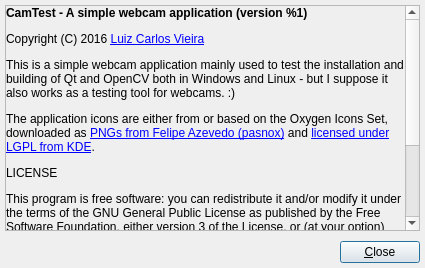
luigivieira/CamTest, file src/aboutwindow.ui: the form before one commit.
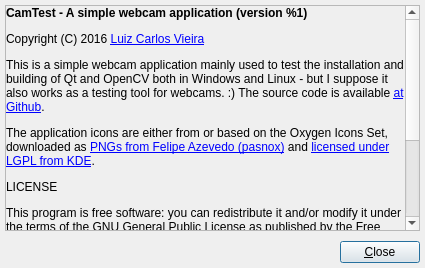
The form after the commit.

Commit message: Added Github project page to the About window

What changed in the file:
```diff
--- a/src/aboutwindow.ui
+++ b/src/aboutwindow.ui
@@ -76,7 +76,7 @@
          <item row="0" column="0">
           <widget class="QLabel" name="label">
            <property name="text">
-            <string>&lt;html&gt;&lt;head/&gt;&lt;body&gt;&lt;p&gt;&lt;span style=&quot; font-weight:600;&quot;&gt;CamTest - A simple webcam application (version %1)&lt;/span&gt;&lt;/p&gt;&lt;p&gt;Copyright (C) 2016 &lt;a href=&quot;http://www.luiz.vieira.nom.br/&quot;&gt;&lt;span style=&quot; text-decoration: underline; color:#0000ff;&quot;&gt;Luiz Carlos Vieira&lt;/span&gt;&lt;/a&gt;&lt;/p&gt;&lt;p&gt;This is a simple webcam application mainly used to test the installation and building of Qt and OpenCV both in Windows and Linux - but I suppose it also works as a testing tool for webcams. :)&lt;/p&gt;&lt;p&gt;The application icons are either from or based on the Oxygen Icons Set, downloaded as &lt;a href=&quot;https://github.com/pasnox/oxygen-icons-png&quot;&gt;&lt;span style=&quot; text-decoration: underline; color:#0000ff;&quot;&gt;PNGs from Felipe Azevedo (pasnox)&lt;/span&gt;&lt;/a&gt; and &lt;a href=&quot;https://techbase.kde.org/Projects/Oxygen/Licensing&quot;&gt;&lt;span style=&quot; text-decoration: underline; color:#0000ff;&quot;&gt;licensed under LGPL from KDE&lt;/span&gt;&lt;/a&gt;.&lt;/p&gt;&lt;p&gt;LICENSE&lt;/p&gt;&lt;p&gt;This program is free software: you can redistribute it and/or modify it under the terms of the GNU General Public License as published by the Free Software Foundation, either version 3 of the License, or (at your option) any later version.&lt;/p&gt;&lt;p&gt;This program is distributed in the hope that it will be useful, but WITHOUT ANY WARRANTY; without even the implied warranty of MERCHANTABILITY or FITNESS FOR A PARTICULAR PURPOSE. See the GNU General Public License for more details.&lt;/p&gt;&lt;p&gt;You should have received a copy of the GNU General Public License along with this program. If not, see &lt;a href=&quot;http://www.gnu.org/licenses/&quot;&gt;&lt;span style=&quot; text-decoration: underline; color:#0000ff;&quot;&gt;http://www.gnu.org/licenses/&lt;/span&gt;&lt;/a&gt;.&lt;/p&gt;&lt;/body&gt;&lt;/html&gt;</string>
+            <string>&lt;html&gt;&lt;head/&gt;&lt;body&gt;&lt;p&gt;&lt;span style=&quot; font-weight:600;&quot;&gt;CamTest - A simple webcam application (version %1)&lt;/span&gt;&lt;/p&gt;&lt;p&gt;Copyright (C) 2016 &lt;a href=&quot;http://www.luiz.vieira.nom.br/&quot;&gt;&lt;span style=&quot; text-decoration: underline; color:#0000ff;&quot;&gt;Luiz Carlos Vieira&lt;/span&gt;&lt;/a&gt;&lt;/p&gt;&lt;p&gt;This is a simple webcam application mainly used to test the installation and building of Qt and OpenCV both in Windows and Linux - but I suppose it also works as a testing tool for webcams. :) The source code is available &lt;a href=&quot;https://github.com/luigivieira/CamTest&quot;&gt;&lt;span style=&quot; text-decoration: underline; color:#0000ff;&quot;&gt;at Github&lt;/span&gt;&lt;/a&gt;.&lt;/p&gt;&lt;p&gt;The application icons are either from or based on the Oxygen Icons Set, downloaded as &lt;a href=&quot;https://github.com/pasnox/oxygen-icons-png&quot;&gt;&lt;span style=&quot; text-decoration: underline; color:#0000ff;&quot;&gt;PNGs from Felipe Azevedo (pasnox)&lt;/span&gt;&lt;/a&gt; and &lt;a href=&quot;https://techbase.kde.org/Projects/Oxygen/Licensing&quot;&gt;&lt;span style=&quot; text-decoration: underline; color:#0000ff;&quot;&gt;licensed under LGPL from KDE&lt;/span&gt;&lt;/a&gt;.&lt;/p&gt;&lt;p&gt;LICENSE&lt;/p&gt;&lt;p&gt;This program is free software: you can redistribute it and/or modify it under the terms of the GNU General Public License as published by the Free Software Foundation, either version 3 of the License, or (at your option) any later version.&lt;/p&gt;&lt;p&gt;This program is distributed in the hope that it will be useful, but WITHOUT ANY WARRANTY; without even the implied warranty of MERCHANTABILITY or FITNESS FOR A PARTICULAR PURPOSE. See the GNU General Public License for more details.&lt;/p&gt;&lt;p&gt;You should have received a copy of the GNU General Public License along with this program. If not, see &lt;a href=&quot;http://www.gnu.org/licenses/&quot;&gt;&lt;span style=&quot; text-decoration: underline; color:#0000ff;&quot;&gt;http://www.gnu.org/licenses/&lt;/span&gt;&lt;/a&gt;.&lt;/p&gt;&lt;/body&gt;&lt;/html&gt;</string>
            </property>
            <property name="alignment">
             <set>Qt::AlignLeading|Qt::AlignLeft|Qt::AlignTop</set>
```
